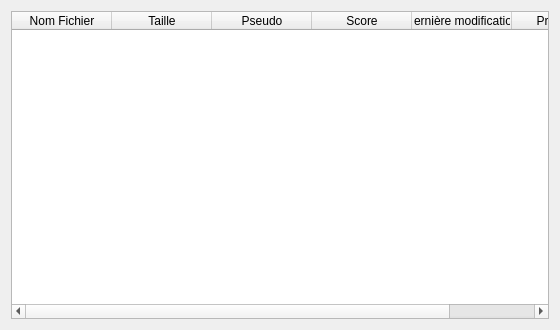
MaximeCheramy/pyrex, file ui/tabresult.ui: the form before one commit.
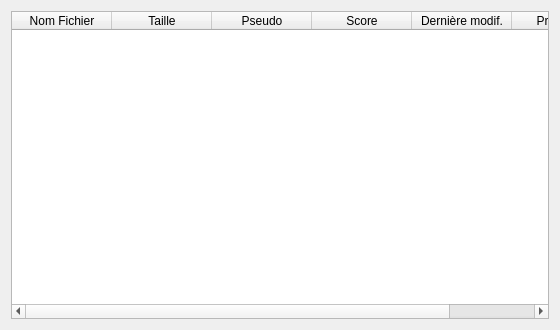
The form after the commit.

Patch:
```diff
--- a/ui/tabresult.ui
+++ b/ui/tabresult.ui
@@ -68,7 +68,7 @@
      </column>
      <column>
       <property name="text">
-       <string>Dernière modification</string>
+       <string>Dernière modif.</string>
       </property>
      </column>
      <column>
```
